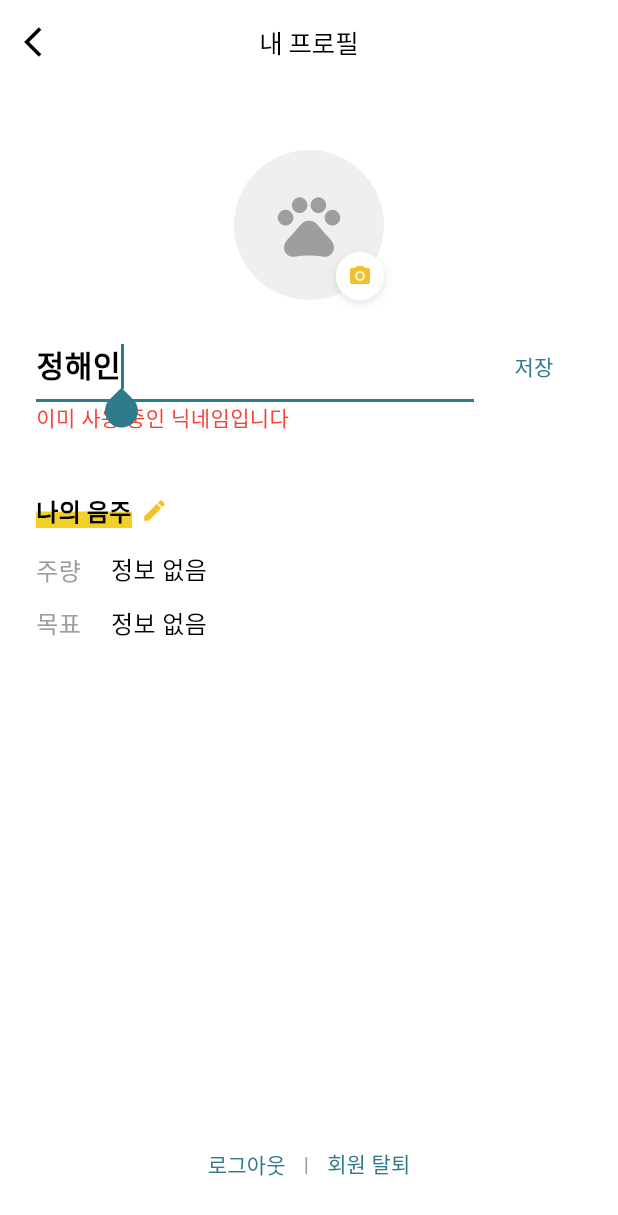
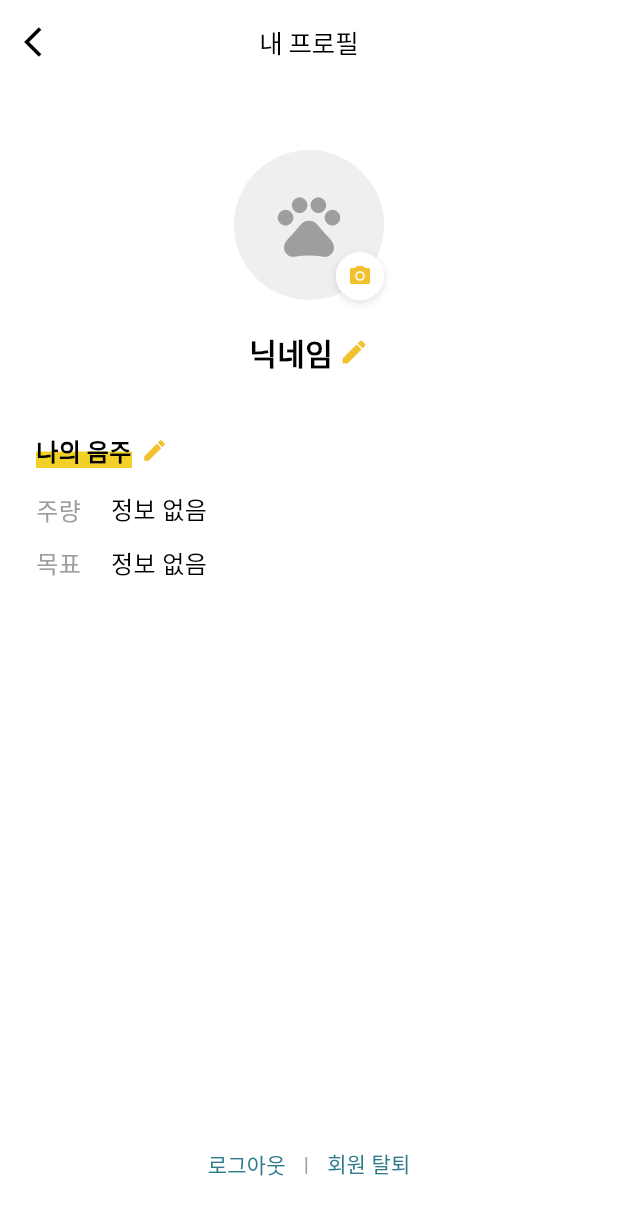
Before and after one commit to inu-capstone-VCHE/todays_drink_app, a Flutter app: the SettingScreen screen opened directly, after a tap on the "edit" icon, after a tap on "저장", on a phone screen of 412 x 824 dp. Shown: the top 1215 px of the screen. Run offline on Flutter 3.47's test engine with Material 3 defaults, Android fonts, the phone set to English and light mode, and no system bars; our stand-ins replace image_picker, table_calendar.

Commit message:
feature: 디테일 작업

```diff
--- a/lib/mainscreens/drink_type_selection.dart
+++ b/lib/mainscreens/DrunknessScreens/drink_type_selection.dart
@@ -9,7 +9,10 @@ class DrinkTypeSelectionScreen extends StatelessWidget {
       appBar: AppBar(
         backgroundColor: Colors.white,
         elevation: 0,
-        iconTheme: IconThemeData(color: Colors.black),
+        leading: IconButton(
+          icon: const Icon(Icons.arrow_back_ios, color: Colors.black),
+          onPressed: () => Navigator.pop(context),
+        ),
       ),
       body: Padding(
         padding: const EdgeInsets.symmetric(horizontal: 24, vertical: 16),
--- a/lib/mainscreens/drunkenness_screen.dart
+++ b/lib/mainscreens/DrunknessScreens/drunkenness_screen.dart
@@ -173,6 +173,12 @@ class _DrunkennessScreenState extends State<DrunkennessScreen> with SingleTicker
         backgroundColor: Colors.white,
         foregroundColor: Colors.black,
         elevation: 0,
+        actions: [
+          IconButton(
+            icon: const Icon(Icons.close, color: Colors.black),
+            onPressed: () => Navigator.pop(context),
+          ),
+        ],
       ),
       body: Stack(
         children: [
--- a/lib/providers/profile_provider.dart
+++ b/lib/providers/profile_provider.dart
@@ -2,7 +2,7 @@ import 'package:flutter/material.dart';
 import 'dart:io';
 
 class ProfileProvider with ChangeNotifier {
-  String _nickname = '정해인';
+  String _nickname = '닉네임';
   File? _imageFile;
 
   // ✅ 추가: 주량 정보와 다짐 정보
--- a/lib/settingscreen/setting_screen.dart
+++ b/lib/settingscreen/setting_screen.dart
@@ -14,18 +14,15 @@ class SettingScreen extends StatefulWidget {
 class _SettingScreenState extends State<SettingScreen> {
   File? _image;
   bool _isEditingName = false;
-  String _nickname = '정해인';
+  String _nickname = '닉네임';
   final TextEditingController _nicknameController = TextEditingController();
-
-  bool _isChecking = false;
-  bool? _isAvailable;
 
   Future<void> _pickImage() async {
     final pickedFile = await ImagePicker().pickImage(source: ImageSource.gallery);
     if (pickedFile != null) {
       setState(() {
         _image = File(pickedFile.path);
-        Provider.of<ProfileProvider>(context, listen: false).updateImage(File(pickedFile.path));
+        Provider.of<ProfileProvider>(context, listen: false).updateImage(_image!);
       });
     }
   }
@@ -35,6 +32,7 @@ class _SettingScreenState extends State<SettingScreen> {
     super.initState();
     final profileProvider = Provider.of<ProfileProvider>(context, listen: false);
     _nicknameController.text = profileProvider.nickname;
+    _nickname = profileProvider.nickname;
     _image = profileProvider.imageFile;
   }
 
@@ -44,33 +42,19 @@ class _SettingScreenState extends State<SettingScreen> {
     super.dispose();
   }
 
-  Future<bool> _checkNicknameAvailable(String nickname) async {
-    await Future.delayed(const Duration(milliseconds: 500));
-    return nickname != '정해인';
-  }
-
   void _startEditing() {
     setState(() {
       _isEditingName = true;
       _nicknameController.text = _nickname;
-      _isAvailable = null;
     });
   }
 
-  void _checkDuplicate() async {
+  void _saveNickname() {
+    Provider.of<ProfileProvider>(context, listen: false)
+        .updateNickname(_nicknameController.text);
     setState(() {
-      _isChecking = true;
-    });
-    bool available = await _checkNicknameAvailable(_nicknameController.text);
-    setState(() {
-      _isAvailable = available;
-      _isChecking = false;
-      if (available) {
-        Provider.of<ProfileProvider>(context, listen: false).updateNickname(_nicknameController.text);
       _nickname = _nicknameController.text;
       _isEditingName = false;
-        _isAvailable = null;
-      }
     });
   }
 
@@ -155,10 +139,7 @@ class _SettingScreenState extends State<SettingScreen> {
               ),
               const SizedBox(height: 20),
               _isEditingName
-                  ? Column(
-                crossAxisAlignment: CrossAxisAlignment.start,
-                children: [
-                  Row(
+                  ? Row(
                 children: [
                   Expanded(
                     child: TextField(
@@ -168,33 +149,15 @@ class _SettingScreenState extends State<SettingScreen> {
                         fontSize: 20,
                         fontWeight: FontWeight.bold,
                       ),
-                          onChanged: (_) {
-                            setState(() {
-                              _isAvailable = null;
-                            });
-                          },
                     ),
                   ),
                   const SizedBox(width: 8),
                   TextButton(
-                        onPressed: _isChecking ? null : _checkDuplicate,
+                    onPressed: _saveNickname,
                     style: TextButton.styleFrom(
                       foregroundColor: mainColor,
                     ),
-                        child: _isChecking
-                            ? const SizedBox(
-                          width: 14,
-                          height: 14,
-                          child: CircularProgressIndicator(strokeWidth: 2),
-                        )
-                            : const Text("저장"),
-                      ),
-                    ],
-                  ),
-                  if (_isAvailable != null && !_isAvailable!)
-                    const Text(
-                      "이미 사용 중인 닉네임입니다",
-                      style: TextStyle(color: Colors.red),
+                    child: const Text("저장"),
                   ),
                 ],
               )
@@ -203,7 +166,10 @@ class _SettingScreenState extends State<SettingScreen> {
                 children: [
                   Text(
                     _nickname,
-                    style: const TextStyle(fontSize: 20, fontWeight: FontWeight.bold),
+                    style: const TextStyle(
+                      fontSize: 20,
+                      fontWeight: FontWeight.bold,
+                    ),
                   ),
                   const SizedBox(width: 4),
                   GestureDetector(
```
Also changed, not shown: lib/firstloginscreens/inputinformation_screen.dart (+17 -10 lines), lib/mainscreens/calendar_screen.dart (+53 -23 lines). Lines whose indentation alone changed are shown as unchanged.
